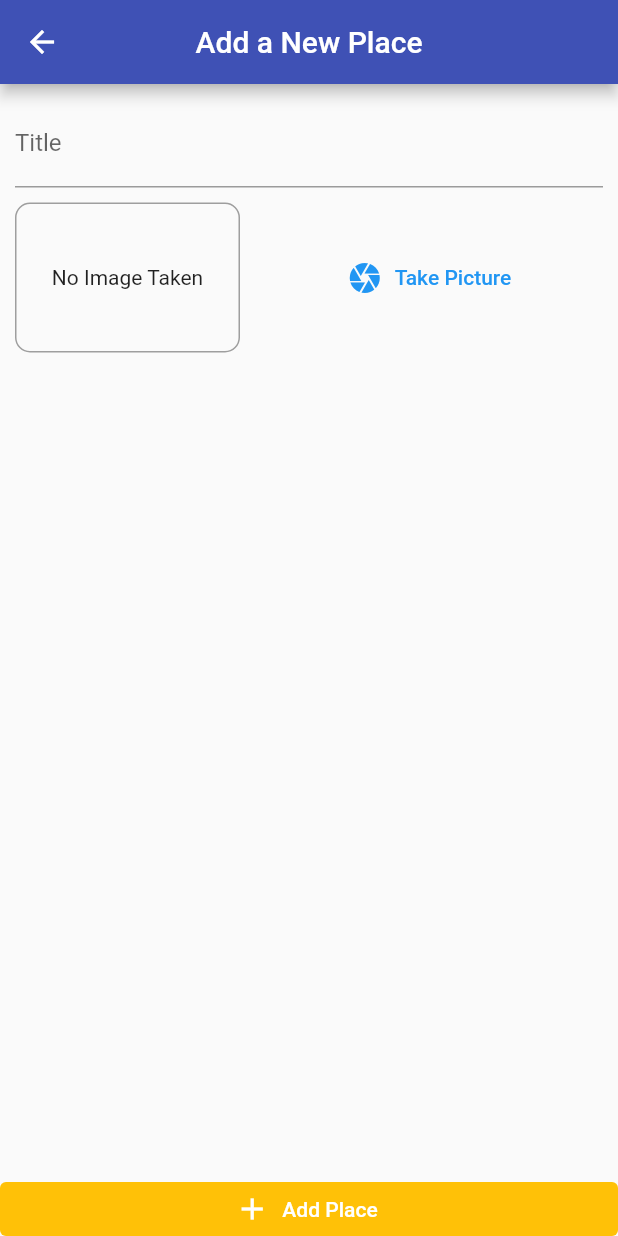
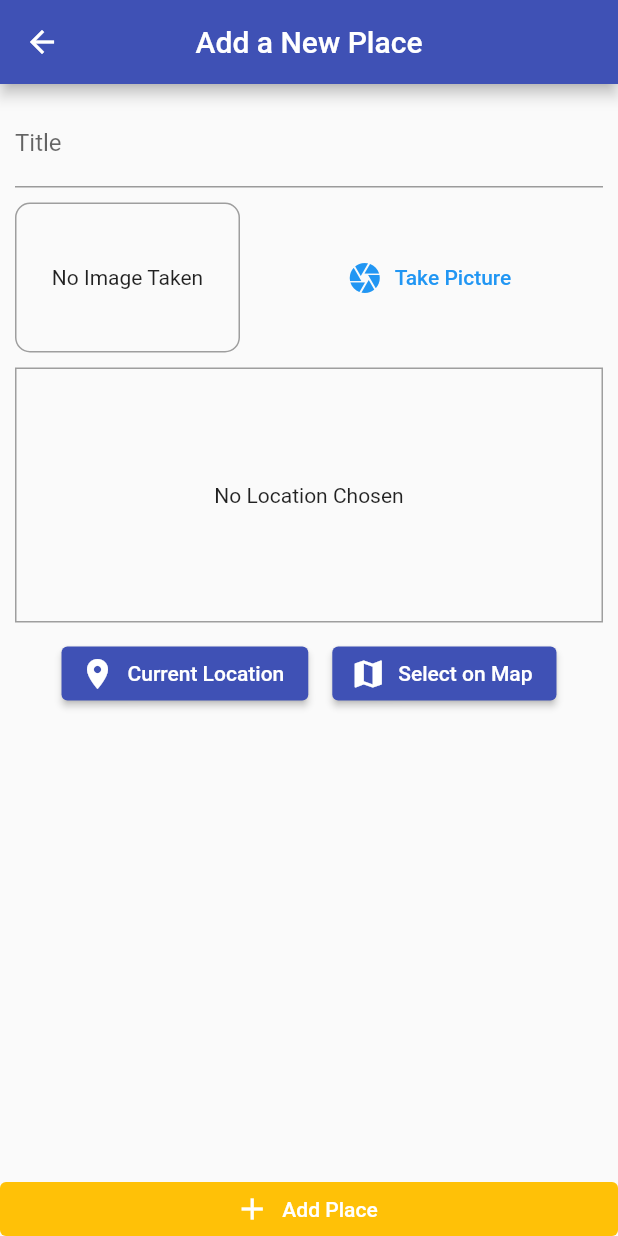
Before and after one commit to kkmaurice/Great-Places, a Flutter app: the screen it shows after launch, after a tap on the "add" icon, on a phone screen of 412 x 824 dp. Run offline on Flutter 3.47's test engine with Material 2 defaults, Android fonts, the phone set to English and light mode, and no system bars; our stand-ins replace google_maps_flutter, image_picker, location, sqflite; accounts and stored records are empty.

Commit message:
finished with google maps and location

```diff
--- a/great_places/lib/helpers/db_helper.dart
+++ b/great_places/lib/helpers/db_helper.dart
@@ -1,6 +1,4 @@
-import 'dart:ffi';
 
-import 'package:great_places/models/place.dart';
 import 'package:path/path.dart';
 import 'package:sqflite/sqflite.dart';
 
@@ -13,7 +11,7 @@ class DBHelper {
       version: 1,
       onCreate: (Database db, int version) async {
         await db.execute(
-            'CREATE TABLE user_places (id TEXT PRIMARY KEY, title TEXT, image TEXT, location TEXT)');
+            'CREATE TABLE user_places (id TEXT PRIMARY KEY, title TEXT, image TEXT, loc_lat REAL, loc_lng REAL, address TEXT)');
       },
     );
     return sqlDb;
--- /dev/null
+++ b/great_places/lib/helpers/location_helper.dart
@@ -0,0 +1,17 @@
+import 'dart:convert';
+import 'package:http/http.dart' as http;
+
+const GOOGLE_API_KEY = 'AIzaSyBmBCAhU9etkQUW1Sjm98vcNgxgIMw9VE0';
+
+class LocationHelper {
+  static String generateLocationPreviewImage(
+      {required double latitude, required double longitude}) {
+    return 'https://maps.googleapis.com/maps/api/staticmap?center=&$latitude,$longitude&zoom=13&size=800x300&maptype=roadmap&markers=color:red%7Clabel:A%7C$latitude,$longitude&key=$GOOGLE_API_KEY';
+  }
+
+  static Future<String> getPlaceAddress(double lat, double lng) async {
+    final url = 'https://maps.googleapis.com/maps/api/geocode/json?latlng=$lat,$lng&key=$GOOGLE_API_KEY';
+    final response = await http.get(Uri.parse(url));
+    return json.decode(response.body)['results'][0]['formatted_address'];
+  }
+}
--- a/great_places/lib/models/place.dart
+++ b/great_places/lib/models/place.dart
@@ -8,7 +8,7 @@ class PlaceLocation {
   final double latitude;
   final double longitude;
   final String address;
-  PlaceLocation({
+  const PlaceLocation({
     required this.latitude,
     required this.longitude,
     this.address = '',
--- a/great_places/lib/providers/great_places.dart
+++ b/great_places/lib/providers/great_places.dart
@@ -4,6 +4,7 @@ import 'package:flutter/foundation.dart';
 import 'package:flutter/material.dart';
 import 'package:great_places/helpers/db_helper.dart';
 
+import '../helpers/location_helper.dart';
 import '../models/place.dart';
 
 class GreatPlaces with ChangeNotifier {
@@ -11,16 +12,19 @@ class GreatPlaces with ChangeNotifier {
 
   List<Place> get items => [..._items];
 
-  void addPlace(String pickedTitle, File pickedImage) {
+  Future<void> addPlace(String pickedTitle, File pickedImage, PlaceLocation pickedLocation) async{
+    final address = await LocationHelper.getPlaceAddress(pickedLocation.latitude,
+     pickedLocation.longitude);
+    final updatedLocation = PlaceLocation(
+      latitude: pickedLocation.latitude,
+      longitude: pickedLocation.longitude,
+      address: address,
+    );
     final newPlace = Place(
         id: DateTime.now().toString(),
         title: pickedTitle,
         image: pickedImage,
-        location: PlaceLocation(
-          latitude: 37.422,
-          longitude: -122.084,
-          address: 'Googleplex, Mountain View, CA, USA',
-        ));
+        location: updatedLocation);
     _items.add(newPlace);
     // print(newPlace);
     notifyListeners();
@@ -28,7 +32,9 @@ class GreatPlaces with ChangeNotifier {
       'id': newPlace.id,
       'title': newPlace.title,
       'image': newPlace.image.path,
-      //'location': json.encode(newPlace.location),
+      'loc_lat': newPlace.location.latitude,
+      'loc_lng': newPlace.location.longitude,
+      'address': newPlace.location.address,
     });
   }
 
@@ -41,9 +47,9 @@ class GreatPlaces with ChangeNotifier {
             title: item['title'],
             image: File(item['image']),
             location: PlaceLocation(
-              latitude: 37.422,
-              longitude: -122.084,
-              address: 'Googleplex, Mountain View, CA, USA',
+              latitude: item['loc_lat'],
+              longitude: item['loc_lng'],
+              address: item['address'],
             ),
           ),
         )
--- a/great_places/lib/screens/add_place_screen.dart
+++ b/great_places/lib/screens/add_place_screen.dart
@@ -1,10 +1,13 @@
 import 'dart:io';
 
 import 'package:flutter/material.dart';
+import 'package:great_places/models/place.dart';
 import 'package:great_places/providers/great_places.dart';
+import 'package:location/location.dart';
 import 'package:provider/provider.dart';
 
 import '../widgets/image_input.dart';
+import '../widgets/location_input.dart';
 
 class AddPlaceScreen extends StatefulWidget {
   const AddPlaceScreen({super.key});
@@ -18,18 +21,25 @@ class AddPlaceScreen extends StatefulWidget {
 class _AddPlaceScreenState extends State<AddPlaceScreen> {
   final _titleController = TextEditingController();
   File? _pickedImage;
+  PlaceLocation? _pickedLocation;
 
   void _selectedImage(File pickedImage) {
     _pickedImage = pickedImage;
   }
 
+  void _selectPlace(double lat, double lng) {
+    _pickedLocation = PlaceLocation(latitude: lat, longitude: lng);
+  }
+
   void _savePlace() {
-    if (_titleController.text.isEmpty || _pickedImage == null) {
+    if (_titleController.text.isEmpty || _pickedImage == null || _pickedLocation == null) {
       return;
     }
-    context.read<GreatPlaces>().addPlace(_titleController.text, _pickedImage!);
+    context.read<GreatPlaces>().addPlace(_titleController.text, _pickedImage!, _pickedLocation!);
     Navigator.of(context).pop();
   }
+
+
 
   @override
   Widget build(BuildContext context) {
@@ -64,6 +74,10 @@ class _AddPlaceScreenState extends State<AddPlaceScreen> {
                     ),
                     //
                     ImageInput(_selectedImage),
+                    const SizedBox(
+                      height: 10,
+                    ),
+                     LocationInput(onSelectPlace: _selectPlace),
                   ],
                 ),
               ),
--- /dev/null
+++ b/great_places/lib/widgets/location_input.dart
@@ -0,0 +1,107 @@
+// ignore_for_file: public_member_api_docs, sort_constructors_first
+// ignore_for_file: unnecessary_null_comparison, sized_box_for_whitespace
+
+import 'package:flutter/material.dart';
+import 'package:google_maps_flutter/google_maps_flutter.dart';
+import 'package:great_places/helpers/location_helper.dart';
+import 'package:location/location.dart';
+
+import '../screens/map_screen.dart';
+
+class LocationInput extends StatefulWidget {
+  final Function onSelectPlace;
+  const LocationInput({
+    Key? key,
+    required this.onSelectPlace,
+  }) : super(key: key);
+
+  @override
+  State<LocationInput> createState() => _LocationInputState();
+}
+
+class _LocationInputState extends State<LocationInput> {
+  String? _previewImageUrl;
+
+  Future<void> _getCurrentLocation() async {
+    final locData = await Location().getLocation();
+    final staticMapImageUrl = LocationHelper.generateLocationPreviewImage(
+        latitude: locData.latitude!, longitude: locData.longitude!);
+    setState(() {
+      _previewImageUrl = staticMapImageUrl;
+    });
+  }
+
+  Future<void> _selectOnMap() async {
+    final selectedLocation = await Navigator.of(context).push<LatLng>(
+      MaterialPageRoute(
+        fullscreenDialog: true,
+        builder: (ctx) => const MapScreen(
+          isSelecting: true,
+        ),
+      ),
+    );
+    if (selectedLocation == null) {
+      return;
+    }
+    widget.onSelectPlace(selectedLocation.latitude, selectedLocation.longitude);
+    setState(() {
+      _previewImageUrl = LocationHelper.generateLocationPreviewImage(
+        latitude: selectedLocation.latitude,
+        longitude: selectedLocation.longitude,
+      );
+    });
+  }
+
+  @override
+  Widget build(BuildContext context) {
+    return Column(
+      children: [
+        Container(
+          height: 170,
+          width: double.infinity,
+          alignment: Alignment.center,
+          decoration: BoxDecoration(
+            border: Border.all(
+              width: 1,
+              color: Colors.grey,
+            ),
+          ),
+          child: _previewImageUrl == null
+              ? const Text('No Location Chosen')
+              : Image.network(_previewImageUrl!),
+        ),
+        const SizedBox(
+          height: 10,
+        ),
+        Row(
+          mainAxisAlignment: MainAxisAlignment.center,
+          children: [
+            ElevatedButton.icon(
+                style: ButtonStyle(
+                  backgroundColor: MaterialStateProperty.all(
+                      Theme.of(context).colorScheme.primary),
+                ),
+                onPressed: () {
+                  _getCurrentLocation();
+                },
+                icon: const Icon(Icons.location_on),
+                label: const Text('Current Location')),
+            const SizedBox(
+              width: 16,
+            ),
+            ElevatedButton.icon(
+                style: ButtonStyle(
+                  backgroundColor: MaterialStateProperty.all(
+                      Theme.of(context).colorScheme.primary),
+                ),
+                onPressed: () {
+                  _selectOnMap();
+                },
+                icon: const Icon(Icons.map),
+                label: const Text('Select on Map')),
+          ],
+        )
+      ],
+    );
+  }
+}
--- a/great_places/pubspec.yaml
+++ b/great_places/pubspec.yaml
@@ -41,6 +41,9 @@ dependencies:
   path: ^1.8.2
   sqflite: ^2.2.6
   uicons: ^1.0.1
+  location: ^4.4.0
+  google_maps_flutter: ^2.2.5
+  http: ^0.13.5
 
 dev_dependencies:
   flutter_test:
```
Also changed, not shown: great_places/lib/screens/map_screen.dart (added, +69 -0 lines), great_places/lib/screens/places_list_screen.dart (+14 -5 lines), great_places/pubspec.lock, 3 other files.
